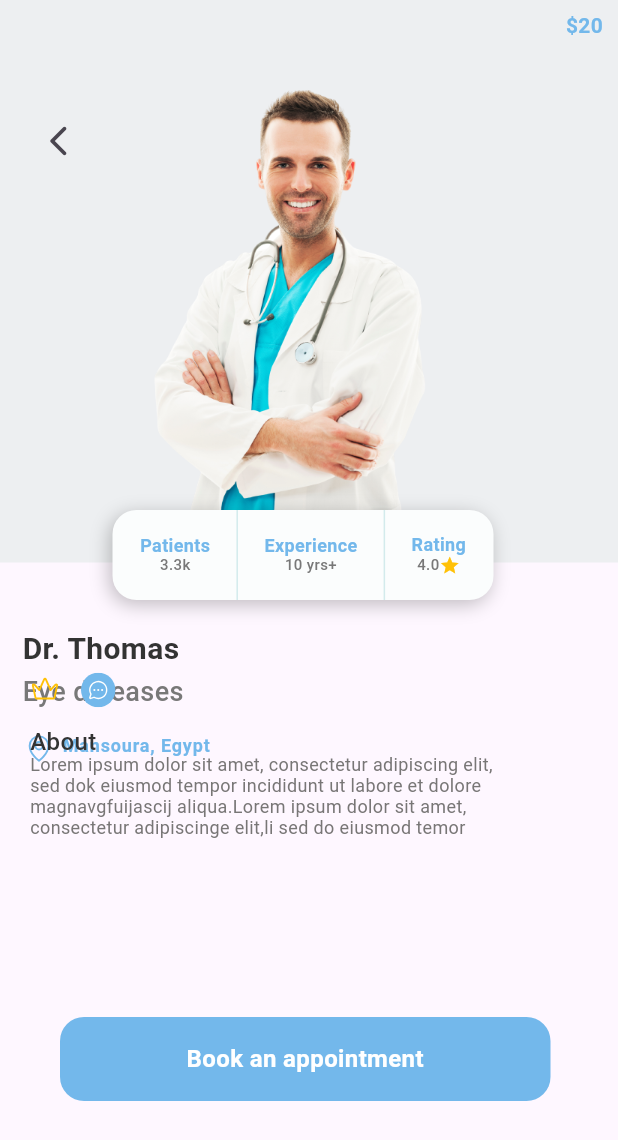
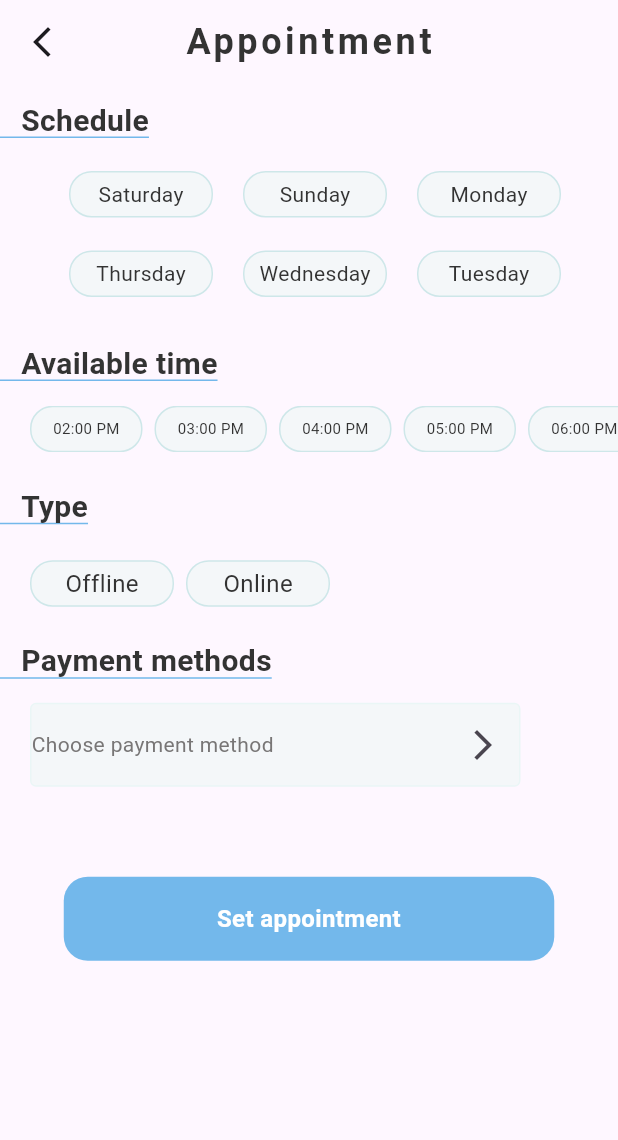
Before and after one commit to nada-elmetwaly/eye_scan, a Flutter app: the DocInfo screen opened directly, after a tap on "Book an appointment", on a phone screen of 412 x 824 dp. Shown: the top 1140 px of the screen. Run offline on Flutter 3.47's test engine with Material 3 defaults, Android fonts, the phone set to English and light mode, and no system bars; our stand-ins replace curved_labeled_navigation_bar, emoji_picker_flutter, flutter_rating_bar, font_awesome_flutter, image_picker, intl_phone_field and 4 more; accounts and stored records are empty; Roboto replaces fonts that are missing (Baloo Bhai 2, myfont); project files that could hold a hidden picture were left out.

Commit message:
create Appointment screen and payment methods screen

```diff
--- /dev/null
+++ b/lib/components/shared_text.dart
@@ -0,0 +1,32 @@
+import 'package:flutter/cupertino.dart';
+
+class SharedText extends StatelessWidget {
+  const SharedText({super.key, required this.text});
+  final String text;
+
+  @override
+  Widget build(BuildContext context) {
+    return Container(
+      padding: const EdgeInsets.only(
+
+        left: 14,
+      ),
+      decoration: BoxDecoration(
+          border: Border(
+              bottom: BorderSide(
+                color: Color(0xFF73B8EB),
+                width: 1.0,
+              ))),
+      child: Text(
+        text,
+        style: TextStyle(
+          color: Color(0xFF333333),
+          fontSize: 20,
+          fontFamily: "myfont",
+          fontWeight: FontWeight.w700,
+          height: 0,
+        ),
+      ),
+    );
+  }
+}
--- /dev/null
+++ b/lib/payments/appointment_screen.dart
@@ -0,0 +1,174 @@
+import 'package:eye_scan/payments/payment_methods_screen.dart';
+import 'package:flutter/material.dart';
+
+import '../components/shared_text.dart';
+import '../search_screens/doctor_info_screen.dart';
+import '../widgets/price_time_widget.dart';
+
+class AppointmentScreen extends StatelessWidget {
+  const AppointmentScreen({super.key});
+
+  @override
+  Widget build(BuildContext context) {
+    return Scaffold(
+      appBar: AppBar(
+        title: Text(
+          'Appointment',
+          style: TextStyle(
+            color: Color(0xFF333333),
+            fontSize: 24,
+            fontFamily: 'myfont',
+            fontWeight: FontWeight.w700,
+            height: 0,
+            letterSpacing: 2.40,
+          ),
+        ),
+        centerTitle: true,
+        leading: IconButton(
+          icon: Icon(Icons.arrow_back_ios_new), // Set the leading icon
+          onPressed: () {
+            Navigator.push(context,
+                MaterialPageRoute(builder: (context) => DocInfo()));
+          },
+        ),
+      ),
+      body: Column(
+        crossAxisAlignment: CrossAxisAlignment.start,
+        children: [
+          SizedBox(height: 12,),
+          SharedText(text: 'Schedule'),
+          SizedBox(height: 22,),
+          Row(
+            mainAxisAlignment: MainAxisAlignment.center,
+            children: [
+              PriceWidget(data: 'Saturday',width: 96,
+                height: 31,size: 14,),
+              SizedBox(width: 12,),
+              PriceWidget(data: 'Sunday',width: 96,
+                height: 31,size: 14,),
+              SizedBox(width: 12,),
+              PriceWidget(data: 'Monday',width: 96,
+                height: 31,size: 14,),
+
+            ],
+          ),
+          SizedBox(height: 22,),
+          Row(
+            mainAxisAlignment: MainAxisAlignment.center,
+            children: [
+              PriceWidget(data: 'Thursday',width: 96,
+                height: 31,size: 14,),
+              SizedBox(width: 12,),
+              PriceWidget(data: 'Wednesday',width: 96,
+                height: 31,size: 14,),
+              SizedBox(width: 12,),
+              PriceWidget(data: 'Tuesday',width: 96,
+                height: 31,size: 14,),
+
+            ],
+          ),
+          SizedBox(height: 32,),
+          SharedText(text: 'Available time'),
+          SizedBox(height: 16.5,),
+          SingleChildScrollView(
+            scrollDirection: Axis.horizontal,
+            child: Row(
+              children: [
+                SizedBox(width: 12,),
+                PriceWidget(data: '02:00 PM',size: 10,width: 75,
+                  height: 31,),
+                PriceWidget(data: '03:00 PM',size: 10,width: 75,
+                  height: 31,),
+                PriceWidget(data: '04:00 PM',size: 10,width: 75,
+                  height: 31,),
+                PriceWidget(data: '05:00 PM',size: 10,width: 75,
+                  height: 31,),
+                PriceWidget(data: '06:00 PM',size: 10,width: 75,
+                  height: 31,),
+
+              ],
+            ),
+          ),
+          SizedBox(height: 24,),
+          SharedText(text: 'Type'),
+          SizedBox(height: 24,),
+          Row(
+            children: [
+              SizedBox(width: 12,),
+              PriceWidget(size: 16,data: 'Offline',width: 96,
+                height: 31,),
+              PriceWidget(size: 16,data: 'Online',width: 96,
+                height: 31,),
+            ],
+          ),
+          SizedBox(height: 24,),
+          SharedText(text: 'Payment methods'),
+          SizedBox(height: 16,),
+          Row(
+            children: [
+              SizedBox(width:20 ,),
+              Container(
+                width: 327,
+                height: 56,
+                decoration: ShapeDecoration(
+                  color: Color(0xFFF4F7F9),
+                  shape: RoundedRectangleBorder(
+                    side: BorderSide(width: 1, color: Color(0xFFEAF6F6)),
+                    borderRadius: BorderRadius.circular(4),
+                  ),
+                ),
+                child: Row(
+                  mainAxisAlignment: MainAxisAlignment.spaceBetween,
+                  children: [
+                    Text(
+                      'Choose payment method',
+                      style: TextStyle(
+                        color: Color(0xFF787676),
+                        fontSize: 14,
+                        fontFamily: 'myfont',
+                        fontWeight: FontWeight.w400,
+                        height: 0,
+                      ),
+                    ),
+                    IconButton(onPressed: (){Navigator.push(context, MaterialPageRoute(builder: (context)=>PaymentMethods()));}, icon:Icon( Icons.arrow_forward_ios_outlined))
+                  ],
+                ),
+              ),
+            ],
+          ),
+          SizedBox(height: 60,),
+          Center(
+            child: GestureDetector(
+             onTap: (){},
+              child: Container(
+                width: 327,
+                height: 56,
+                decoration: ShapeDecoration(
+                  color: Color(0xFF73B8EB),
+                  shape: RoundedRectangleBorder(
+                    borderRadius: BorderRadius.circular(16),
+                  ),
+                ),
+                child: Center(
+                  child: Text(
+                    'Set appointment',
+                    textAlign: TextAlign.center,
+                    style: TextStyle(
+                      color: Colors.white,
+                      fontSize: 16,
+                      fontFamily: 'myfont',
+                      fontWeight: FontWeight.w700,
+                      height: 0,
+                    ),
+                  ),
+                ),
+              ),
+            ),
+          )
+
+        ],
+      ),
+
+    );
+  }
+}
--- a/lib/search_screens/doctor_info_screen.dart
+++ b/lib/search_screens/doctor_info_screen.dart
@@ -1,6 +1,7 @@
 import 'package:flutter/material.dart';
 import 'package:phosphor_flutter/phosphor_flutter.dart';
 
+import '../payments/appointment_screen.dart';
 import '../payments/payment_plans.dart';
 import '../screens/search_screen.dart';
 
@@ -320,7 +321,9 @@ class DocInfo extends StatelessWidget {
             bottom: 90,
             left: 40,
             child: GestureDetector(
-              onTap: (){},
+              onTap: (){
+                Navigator.push(context, MaterialPageRoute(builder: (context)=>AppointmentScreen()));
+              },
               child: Container(
                 width: 327,
                 height: 56,
--- a/lib/widgets/price_time_widget.dart
+++ b/lib/widgets/price_time_widget.dart
@@ -2,20 +2,23 @@ import 'package:flutter/cupertino.dart';
 import 'package:flutter/material.dart';
 
 class PriceWidget extends StatelessWidget {
-  const PriceWidget({super.key, required this.data, required this.width, required this.height});
+  const PriceWidget({super.key, required this.data, required this.width, required this.height, required this.size});
   final String data;
   final double width;
   final double height;
+  final double size;
 
   @override
   Widget build(BuildContext context) {
     return Padding(
       padding: const EdgeInsets.only(left: 8.0),
+      child: GestureDetector(
+       onTap: (){},
         child: Container(
           width: width,
           height: height,
           decoration: ShapeDecoration(
-          color: Color(0xFFFBFDFD),
+            color: Color(0xFFF4F7F9),
             shape: RoundedRectangleBorder(
               side: BorderSide(width: 1, color: Color(0x4C75C1C4)),
               borderRadius: BorderRadius.circular(15),
@@ -26,10 +29,11 @@ class PriceWidget extends StatelessWidget {
               data,
               style: TextStyle(
                 color: Color(0xFF333333),
-              fontSize: 10,
+                fontSize: size,
                 fontFamily: 'myfont',
-              fontWeight: FontWeight.w600,
+                fontWeight: FontWeight.w400,
                 height: 0,
+              ),
             ),
           ),
         ),
```
Also changed, not shown: lib/payments/payment_methods_screen.dart (added, +273 -0 lines), lib/search_screens/filter_screen.dart (+25 -148 lines), assetes/16 1.png (added), assetes/Master card 1.png (added), assetes/cash 1.png (added). Lines whose indentation alone changed are shown as unchanged.
